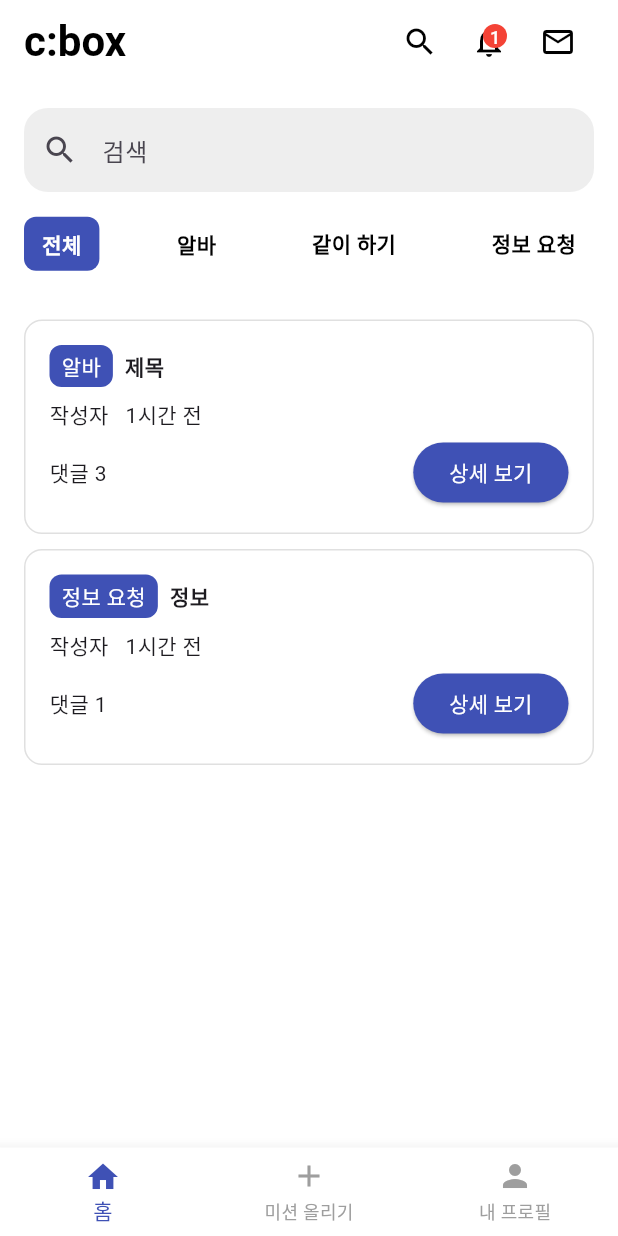
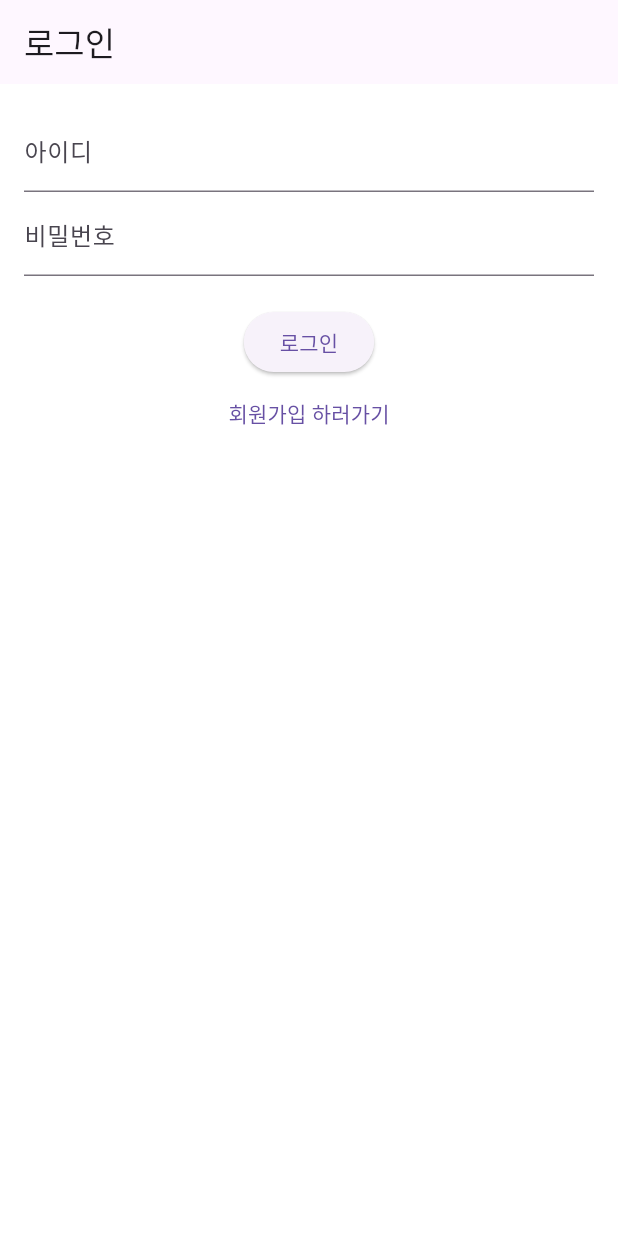
Before and after one commit to leewajin/c-box-flutter-1, a Flutter app: the screen it shows after launch, on a phone screen of 412 x 824 dp. Run offline on Flutter 3.47's test engine with Material 3 defaults, Android fonts, the phone set to English and light mode, and no system bars; Roboto replaces fonts that are missing (Pretendard).

Commit message:
로그인 회원가입 기능, 회원가입은 아마 바꿔야함

```diff
--- a/lib/main.dart
+++ b/lib/main.dart
@@ -1,3 +1,5 @@
+import 'package:c_box/screens/login_page.dart';
+import 'package:c_box/screens/signup_page.dart';
 import 'package:flutter/material.dart';
 import 'screens/mission_home.dart';
 
@@ -18,7 +20,11 @@ class MyApp extends StatelessWidget {
         scaffoldBackgroundColor: Colors.white,
         fontFamily: 'Pretendard',
       ),
-      home: const MissionHome(),
+      routes: {
+        '/': (context) => const LoginPage(),
+        '/signup': (context) => const SignupPage(),
+        '/mission_home': (context) => const MissionHome(),
+      },
       debugShowCheckedModeBanner: false,
     );
   }
--- /dev/null
+++ b/lib/screens/login_page.dart
@@ -0,0 +1,65 @@
+import 'package:flutter/material.dart';
+import 'package:http/http.dart' as http;
+import 'dart:convert';
+
+class LoginPage extends StatefulWidget {
+  const LoginPage({super.key});
+
+  @override
+  State<LoginPage> createState() => _LoginPageState();
+}
+
+class _LoginPageState extends State<LoginPage> {
+  final _idController = TextEditingController();
+  final _pwController = TextEditingController();
+
+  Future<void> _login() async {
+    final url = Uri.parse('http://10.0.2.2:8080/users/login');
+    final response = await http.post(
+      url,
+      headers: {'Content-Type': 'application/json'},
+      body: jsonEncode({
+        'userId': _idController.text,
+        'password': _pwController.text,
+      }),
+    );
+
+    if (response.statusCode == 200) {
+      // ✅ 로그인 성공 시 홈화면으로 이동
+      if (context.mounted) {
+        ScaffoldMessenger.of(context).showSnackBar(
+          const SnackBar(content: Text("로그인 성공")),
+        );
+        Navigator.pushNamed(context, '/mission_home');
+      }
+    } else {
+      // ❌ 로그인 실패 메시지
+      ScaffoldMessenger.of(context).showSnackBar(
+        const SnackBar(content: Text("로그인 실패")),
+      );
+    }
+  }
+
+
+  @override
+  Widget build(BuildContext context) {
+    return Scaffold(
+      appBar: AppBar(title: const Text("로그인")),
+      body: Padding(
+        padding: const EdgeInsets.all(16.0),
+        child: Column(
+          children: [
+            TextField(controller: _idController, decoration: const InputDecoration(labelText: "아이디")),
+            TextField(controller: _pwController, decoration: const InputDecoration(labelText: "비밀번호"), obscureText: true),
+            const SizedBox(height: 20),
+            ElevatedButton(onPressed: _login, child: const Text("로그인")),
+            TextButton(
+              onPressed: () => Navigator.pushNamed(context, '/signup'),
+              child: const Text("회원가입 하러가기"),
+            )
+          ],
+        ),
+      ),
+    );
+  }
+}
--- a/pubspec.yaml
+++ b/pubspec.yaml
@@ -34,6 +34,9 @@ dependencies:
   # The following adds the Cupertino Icons font to your application.
   # Use with the CupertinoIcons class for iOS style icons.
   cupertino_icons: ^1.0.8
+  # 서버 통신 팩키지 추가
+  http: ^0.13.6
+  flutter_secure_storage: ^9.0.0
 
 dev_dependencies:
   flutter_test:
```
Also changed, not shown: lib/screens/signup_page.dart (added, +72 -0 lines), pubspec.lock, 1 other file.
